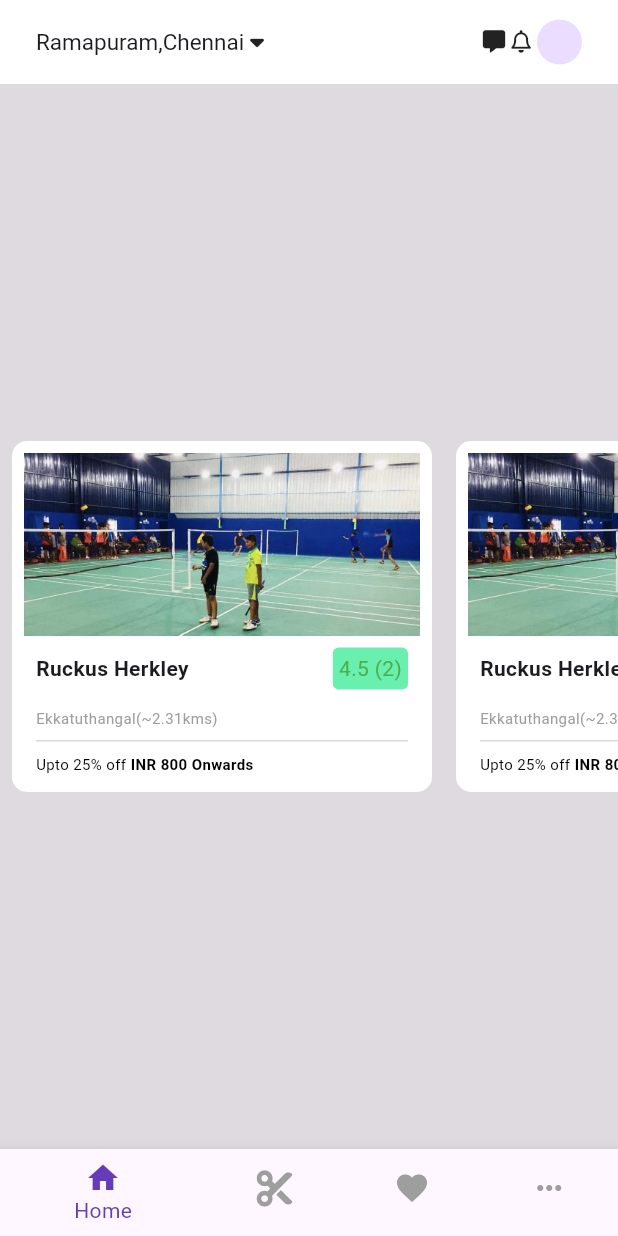
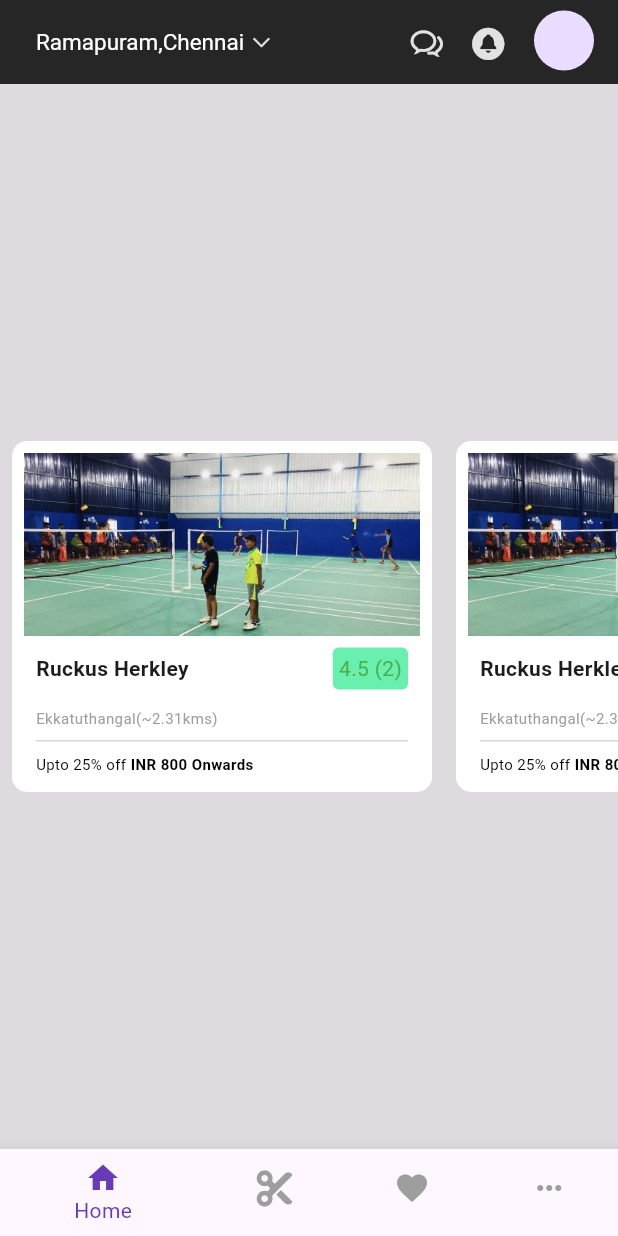
Before and after one commit to HarrishArun/click_and_cut, a Flutter app: the screen it shows after launch, on a phone screen of 412 x 824 dp. Run offline on Flutter 3.47's test engine with Material 3 defaults, Android fonts, the phone set to English and light mode, and no system bars; our stand-ins replace font_awesome_flutter.

Commit message:
appBar updated

```diff
--- a/lib/main.dart
+++ b/lib/main.dart
@@ -1,6 +1,7 @@
+import 'package:flutter/cupertino.dart';
 import 'package:flutter/material.dart';
 import 'package:font_awesome_flutter/font_awesome_flutter.dart';
-
+const kappBarGrey = 0xFF262626;
 void main() {
   runApp(const MyApp());
 }
@@ -41,7 +42,7 @@ class _homepageState extends State<homepage> {
     }
     return Scaffold(
         appBar: AppBar(
-            backgroundColor: Colors.white,
+            backgroundColor:Color(kappBarGrey),
             //elevation: 2,
             title: Row(
               mainAxisAlignment: MainAxisAlignment.spaceBetween,
@@ -52,41 +53,49 @@ class _homepageState extends State<homepage> {
                     children: [
                       Text(
                         "Ramapuram,Chennai",
-                        style: TextStyle(fontSize: 15),
+                        style: TextStyle(color:Colors.white,fontSize: 15),
                       ),
-                      SizedBox(
-                        width: 4,
-                      ),
-                      FaIcon(
-                        FontAwesomeIcons.caretDown,
-                        size: 15,
-                        color: Colors.black87,
+                      // SizedBox(
+                      //   width: 4,
+                      // ),
+                      Padding(
+                        padding: const EdgeInsets.only(left:4.0,top: 1.0),
+                        child: Icon(
+                          CupertinoIcons.chevron_down,
+                          size: 15,
+                          color: const Color.fromARGB(221, 255, 255, 255),
+                        ),
                       )
                     ],
                   ),
                 ),
                 Padding(
-                  padding: const EdgeInsets.all(8.0),
+                  padding: const EdgeInsets.all(0),
                   child: Row(
                     children: [
-                      FaIcon(
-                        FontAwesomeIcons.solidMessage,
-                        color: Colors.black87,
-                        size: 15,
+                      Padding(
+                        padding: const EdgeInsets.fromLTRB(8.0,10.0,8.0,8.0),
+                        child: Icon(
+                          CupertinoIcons.chat_bubble_2,
+                          color: const Color.fromARGB(221, 255, 255, 255),
+                          size: 25,
+                        ),
                       ),
-                      SizedBox(
-                        width: 4,
+
+                      Padding(
+                        padding: const EdgeInsets.fromLTRB(8.0,10.0,8.0,8.0),
+                        child:Icon(
+                          CupertinoIcons.bell_circle_fill,
+                          color: const Color.fromARGB(221, 255, 255, 255),
+                          size: 25,
+                        ),
                       ),
-                      FaIcon(
-                        FontAwesomeIcons.bell,
-                        color: Colors.black87,
-                        size: 15,
-                      ),
-                      SizedBox(
-                        width: 4,
-                      ),
-                      CircleAvatar(
-                        radius: 15,
+
+                      Padding(
+                        padding: const EdgeInsets.only(left:10.0,bottom: 2,),
+                        child: CircleAvatar(
+                          radius: 20,
+                        ),
                       )
                     ],
                   ),
```
